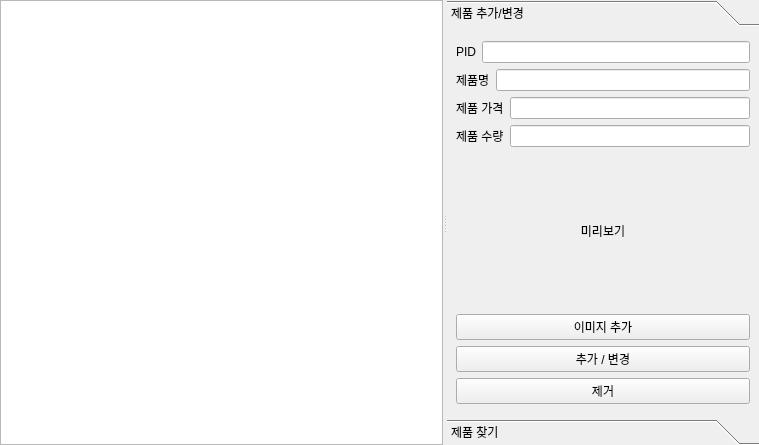
Old version of the form ui/productui.ui in the repository didwnsgur999/Trpg_Table_Server.
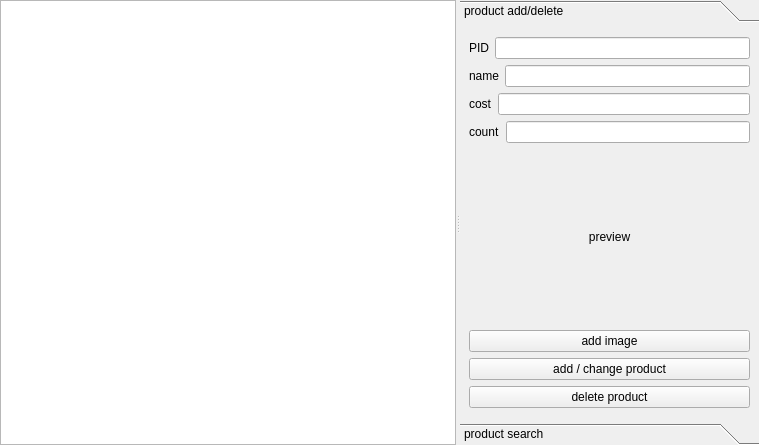
New version of the form. The open tabs and pages were chosen to show the change.

```diff
--- a/ui/productui.ui
+++ b/ui/productui.ui
@@ -50,7 +50,7 @@
         </rect>
        </property>
        <attribute name="label">
-        <string>제품 추가/변경</string>
+        <string>product add/delete</string>
        </attribute>
        <layout class="QGridLayout" name="gridLayout">
         <item row="0" column="0">
@@ -84,7 +84,7 @@
              </size>
             </property>
             <property name="text">
-             <string>제품명</string>
+             <string>name</string>
             </property>
            </widget>
           </item>
@@ -104,7 +104,7 @@
              </size>
             </property>
             <property name="text">
-             <string>제품 가격</string>
+             <string>cost</string>
             </property>
            </widget>
           </item>
@@ -124,7 +124,7 @@
              </size>
             </property>
             <property name="text">
-             <string>제품 수량</string>
+             <string>count</string>
             </property>
            </widget>
           </item>
@@ -142,7 +142,7 @@
            </size>
           </property>
           <property name="text">
-           <string>미리보기</string>
+           <string>preview</string>
           </property>
           <property name="alignment">
            <set>Qt::AlignmentFlag::AlignCenter</set>
@@ -152,21 +152,21 @@
         <item row="5" column="0">
          <widget class="QPushButton" name="ImageButton">
           <property name="text">
-           <string>이미지 추가</string>
+           <string>add image</string>
           </property>
          </widget>
         </item>
         <item row="6" column="0">
          <widget class="QPushButton" name="AddButton">
           <property name="text">
-           <string>추가 / 변경</string>
+           <string>add / change product</string>
           </property>
          </widget>
         </item>
         <item row="7" column="0">
          <widget class="QPushButton" name="DeleteButton">
           <property name="text">
-           <string>제거</string>
+           <string>delete product</string>
           </property>
          </widget>
         </item>
@@ -182,7 +182,7 @@
         </rect>
        </property>
        <attribute name="label">
-        <string>제품 찾기</string>
+        <string>product search</string>
        </attribute>
        <layout class="QVBoxLayout" name="verticalLayout">
         <item>
```
